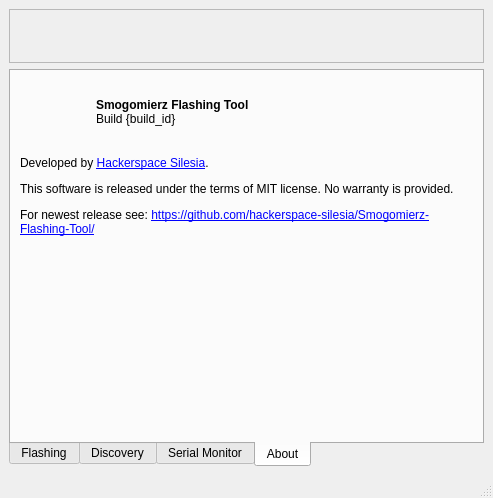
Old version of the form gui/mainwindow.ui in the repository hackerspace-silesia/Smogomierz-Flashing-Tool.
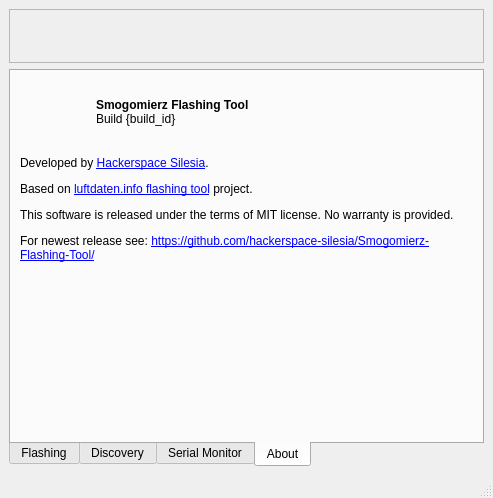
New version of the form. The open tabs and pages were chosen to show the change. Icons and pictures are not drawn.

Diff of the .ui file:
```diff
--- a/gui/mainwindow.ui
+++ b/gui/mainwindow.ui
@@ -314,7 +314,7 @@
         <item row="2" column="0" colspan="2">
          <widget class="QLabel" name="label_8">
           <property name="text">
-            <string>&lt;html&gt;&lt;head/&gt;&lt;body&gt;&lt;p&gt;Developed by &lt;a href=&quot;https://hs-silesia.pl/&quot;&gt;&lt;span style=&quot; text-decoration: underline; color:#0000ff;&quot;&gt;Hackerspace Silesia&lt;/span&gt;&lt;/a&gt;.&lt;/p&gt;&lt;p&gt;This software is released under the terms of MIT license. No warranty is provided.&lt;/p&gt;&lt;p&gt;For newest release see: &lt;a href=&quot;https://github.com/hackerspace-silesia/Smogomierz-Flashing-Tool/&quot;&gt;&lt;span style=&quot; text-decoration: underline; color:#0000ff;&quot;&gt;https://github.com/hackerspace-silesia/Smogomierz-Flashing-Tool/&lt;/span&gt;&lt;/a&gt;&lt;/p&gt;&lt;/body&gt;&lt;/html&gt;</string>
+             <string>&lt;html&gt;&lt;head/&gt;&lt;body&gt;&lt;p&gt;Developed by &lt;a href=&quot;https://hs-silesia.pl/&quot;&gt;&lt;span style=&quot; text-decoration: underline; color:#0000ff;&quot;&gt;Hackerspace Silesia&lt;/span&gt;&lt;/a&gt;.&lt;/p&gt;&lt;p&gt;Based on &lt;a href=&quot;https://github.com/opendata-stuttgart/airrohr-firmware-flasher&quot;&gt;&lt;span style=&quot; text-decoration: underline; color:#0000ff;&quot;&gt;luftdaten.info flashing tool&lt;/span&gt;&lt;/a&gt; project.&lt;/p&gt;&lt;p&gt;This software is released under the terms of MIT license. No warranty is provided.&lt;/p&gt;&lt;p&gt;For newest release see: &lt;a href=&quot;https://github.com/hackerspace-silesia/Smogomierz-Flashing-Tool/&quot;&gt;&lt;span style=&quot; text-decoration: underline; color:#0000ff;&quot;&gt;https://github.com/hackerspace-silesia/Smogomierz-Flashing-Tool/&lt;/span&gt;&lt;/a&gt;&lt;/p&gt;&lt;/body&gt;&lt;/html&gt;</string>
           </property>
           <property name="textFormat">
            <enum>Qt::RichText</enum>
```
Lines whose indentation alone changed are shown as unchanged.
